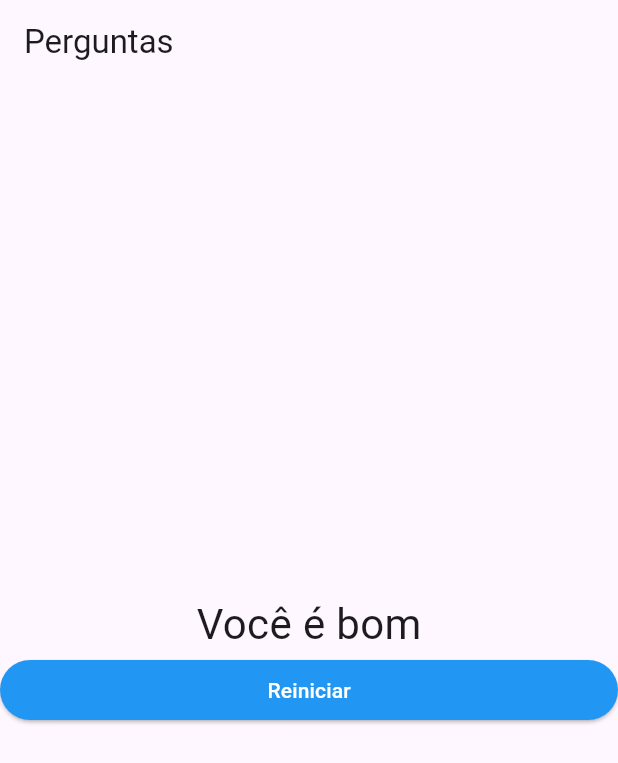
After one commit to HelioRDF/Curso_Flutter, a Flutter app: the screen it shows after launch, after a tap on "Preto", after a tap on "Cobra", after a tap on "João", on a phone screen of 412 x 824 dp. The commit adds this screen. Shown: the top 763 px of the screen. Run offline on Flutter 3.47's test engine with Material 3 defaults, Android fonts, the phone set to English and light mode, and no system bars.

Commit message:
Projeto perguntas concluído!

```diff
--- a/projeto_perguntas/lib/main.dart
+++ b/projeto_perguntas/lib/main.dart
@@ -1,7 +1,7 @@
 // ignore_for_file: avoid_print
 import 'package:flutter/material.dart';
-import 'package:projeto_perguntas/resposta.dart';
-import './questao.dart';
+import 'questionario.dart';
+import 'package:projeto_perguntas/resultado.dart';
 
 main() {
   runApp(PerguntaApp());
@@ -9,10 +9,19 @@ main() {
 
 class PerguntaAppState extends State<PerguntaApp> {
   var _perguntaSelecionada = 0;
+  var _pontuacaoTotal = 0;
 
-  void _responder() {
+  void _responder(int pontuacao) {
     setState(() {
       _perguntaSelecionada++;
+      _pontuacaoTotal += pontuacao;
+    });
+  }
+
+  void _reiniciarQuestionario() {
+    setState(() {
+      _perguntaSelecionada = 0;
+      _pontuacaoTotal = 0;
     });
   }
 
@@ -23,43 +32,47 @@ class PerguntaAppState extends State<PerguntaApp> {
   final _perguntas = const [
     {
       'texto': 'Qual é a sua cor favorita?',
-      'respostas': ['Preto', 'Vermelho', 'Verde', 'Branco'],
+      'respostas': [
+        {'texto': 'Preto', 'pontuacao': 1},
+        {'texto': 'Vermelho', 'pontuacao': 2},
+        {'texto': 'Verde', 'pontuacao': 3},
+        {'texto': 'Branco', 'pontuacao': 4},
+      ],
     },
     {
       'texto': 'Qual é o seu animal favorito?',
-      'respostas': ['Coelho', 'Cobra', 'Elefante', 'Leão'],
+      'respostas': [
+        {'texto': 'Coelho', 'pontuacao': 1},
+        {'texto': 'Cobra', 'pontuacao': 2},
+        {'texto': 'Elefante', 'pontuacao': 3},
+        {'texto': 'Leão', 'pontuacao': 4},
+      ],
     },
     {
       'texto': 'Qual é o seu instrutor favorito?',
-      'respostas': ['Maria', 'João', 'Leo', 'Pedro'],
+      'respostas': [
+        {'texto': 'Leo', 'pontuacao': 7},
+        {'texto': 'Maria', 'pontuacao': 5},
+        {'texto': 'João', 'pontuacao': 6},
+        {'texto': 'Pedro', 'pontuacao': 4},
+      ],
     },
   ];
 
   @override
   Widget build(BuildContext context) {
-    List<String> respostas = temPerguntaSelecionada
-        ? _perguntas[_perguntaSelecionada]['respostas'] as List<String>
-        : [];
-
-    List<Widget> widgets =
-        respostas.map((r) => Resposta(r, _responder)).toList();
-
     return MaterialApp(
       home: Scaffold(
-        appBar: AppBar(
-          title: const Text('Perguntas'),
-        ),
-        body: temPerguntaSelecionada
-            ? Column(
-                children: [
-                  Questao(_perguntas[_perguntaSelecionada]['texto'] as String),
-                  ...widgets,
-                ],
-              )
-            : const Center(
-                child: Text('Parabéns!', style: TextStyle(fontSize: 28)),
-              ),
-      ),
+          appBar: AppBar(
+            title: const Text('Perguntas'),
+          ),
+          body: temPerguntaSelecionada
+              ? Questionario(
+                  perguntas: _perguntas,
+                  perguntaSelecionada: _perguntaSelecionada,
+                  quandoResponder: _responder,
+                )
+              : Resultado(_pontuacaoTotal, _reiniciarQuestionario)),
     );
   }
 }
--- /dev/null
+++ b/projeto_perguntas/lib/questionario.dart
@@ -0,0 +1,38 @@
+import 'package:flutter/material.dart';
+import 'questao.dart';
+import 'resposta.dart';
+
+class Questionario extends StatelessWidget {
+  final List<Map<String, Object>> perguntas;
+  final int perguntaSelecionada;
+  final void Function(int) quandoResponder;
+  Questionario({
+    required this.perguntas,
+    required this.perguntaSelecionada,
+    required this.quandoResponder,
+  });
+
+  bool get temPerguntaSelecionada {
+    return perguntaSelecionada < perguntas.length;
+  }
+
+  @override
+  Widget build(BuildContext context) {
+    List<Map<String, Object>> respostas = temPerguntaSelecionada
+        ? perguntas[perguntaSelecionada]['respostas']
+            as List<Map<String, Object>>
+        : [];
+
+    return Column(
+      children: [
+        Questao(perguntas[perguntaSelecionada]['texto'] as String),
+        ...respostas.map((resp) {
+          return Resposta(
+            resp['texto'] as String,
+            () => quandoResponder(resp['pontuacao'] as int),
+          );
+        }).toList(),
+      ],
+    );
+  }
+}
--- /dev/null
+++ b/projeto_perguntas/lib/resultado.dart
@@ -0,0 +1,43 @@
+import 'package:flutter/material.dart';
+
+class Resultado extends StatelessWidget {
+  final int pontuacao;
+  final void Function() quandoReiniciarQuestionario;
+
+  const Resultado(this.pontuacao, this.quandoReiniciarQuestionario);
+
+  String get fraseResultado {
+    if (pontuacao < 8) {
+      return 'Parabéns';
+    } else if (pontuacao < 12) {
+      return 'Você é bom';
+    } else if (pontuacao < 12) {
+      return 'Impressionante';
+    } else {
+      return 'Nível Jedi!!!';
+    }
+  }
+
+  @override
+  Widget build(BuildContext context) {
+    return Column(
+      mainAxisAlignment: MainAxisAlignment.center,
+      children: [
+        Center(
+          child: Text(fraseResultado, style: TextStyle(fontSize: 28)),
+        ),
+        SizedBox(
+          width: double.infinity,
+          child: ElevatedButton(
+            style: ElevatedButton.styleFrom(
+              backgroundColor: Colors.blue,
+              foregroundColor: Colors.white,
+            ),
+            onPressed: quandoReiniciarQuestionario,
+            child: Text('Reiniciar'),
+          ),
+        )
+      ],
+    );
+  }
+}
```
Also changed, not shown: projeto_perguntas/pubspec.lock, teste/pubspec.lock.
